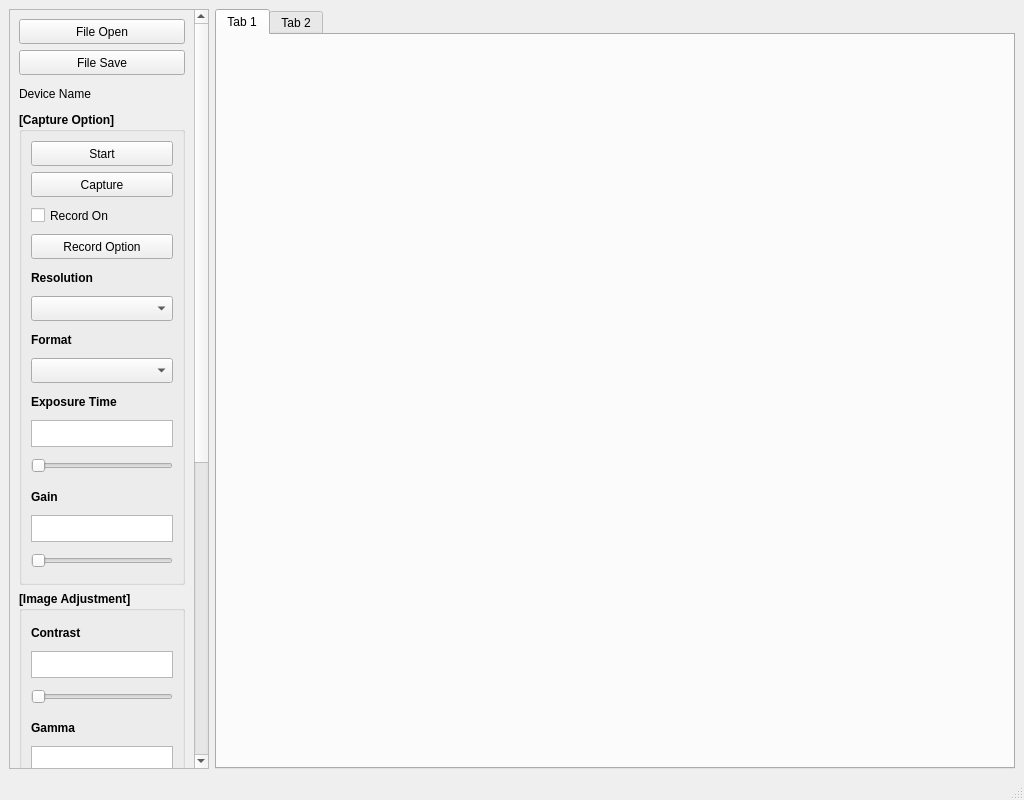
Old version of the form SIMP/mainwindow.ui in the repository iiSM4u/iiSM-SW_public.
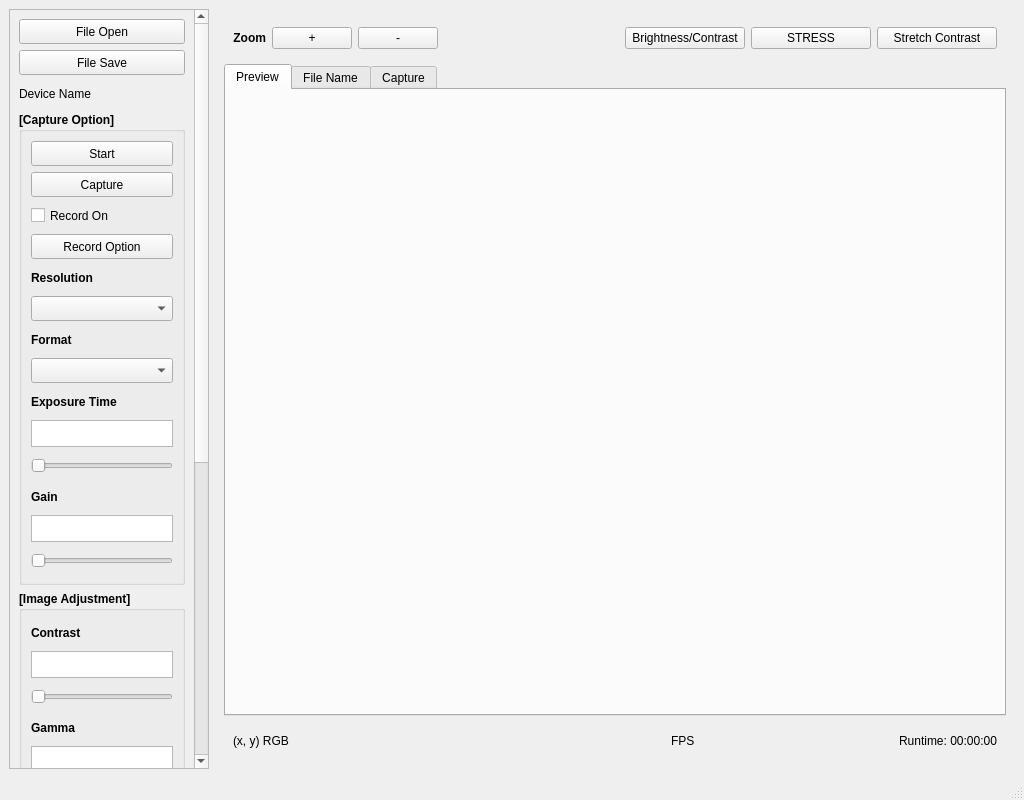
New version of the form.

Commit message: 일단 기본 UI 화면 구성

Diff of the .ui file:
```diff
--- a/SIMP/mainwindow.ui
+++ b/SIMP/mainwindow.ui
@@ -678,17 +678,179 @@
      </widget>
     </item>
     <item>
-     <widget class="QTabWidget" name="tabWidget">
-      <widget class="QWidget" name="tab">
-       <attribute name="title">
-        <string>Tab 1</string>
-       </attribute>
-      </widget>
-      <widget class="QWidget" name="tab_2">
-       <attribute name="title">
-        <string>Tab 2</string>
-       </attribute>
-      </widget>
+     <widget class="QWidget" name="widget" native="true">
+      <layout class="QVBoxLayout" name="verticalLayout_4">
+       <item>
+        <widget class="QWidget" name="widget_2" native="true">
+         <layout class="QHBoxLayout" name="horizontalLayout_2">
+          <item>
+           <widget class="QLabel" name="lbZoom">
+            <property name="font">
+             <font>
+              <bold>true</bold>
+             </font>
+            </property>
+            <property name="text">
+             <string>Zoom</string>
+            </property>
+            <property name="alignment">
+             <set>Qt::AlignRight|Qt::AlignTrailing|Qt::AlignVCenter</set>
+            </property>
+           </widget>
+          </item>
+          <item>
+           <widget class="QPushButton" name="btnZoomIn">
+            <property name="text">
+             <string>+</string>
+            </property>
+           </widget>
+          </item>
+          <item>
+           <widget class="QPushButton" name="btnZoomOut">
+            <property name="text">
+             <string>-</string>
+            </property>
+           </widget>
+          </item>
+          <item>
+           <spacer name="horizontalSpacer">
+            <property name="orientation">
+             <enum>Qt::Horizontal</enum>
+            </property>
+            <property name="sizeHint" stdset="0">
+             <size>
+              <width>40</width>
+              <height>20</height>
+             </size>
+            </property>
+           </spacer>
+          </item>
+          <item>
+           <widget class="QPushButton" name="btnBrightnessContrast">
+            <property name="minimumSize">
+             <size>
+              <width>120</width>
+              <height>0</height>
+             </size>
+            </property>
+            <property name="text">
+             <string>Brightness/Contrast</string>
+            </property>
+           </widget>
+          </item>
+          <item>
+           <widget class="QPushButton" name="btnStress">
+            <property name="minimumSize">
+             <size>
+              <width>120</width>
+              <height>0</height>
+             </size>
+            </property>
+            <property name="text">
+             <string>STRESS</string>
+            </property>
+           </widget>
+          </item>
+          <item>
+           <widget class="QPushButton" name="btnStretchContrast">
+            <property name="minimumSize">
+             <size>
+              <width>120</width>
+              <height>0</height>
+             </size>
+            </property>
+            <property name="text">
+             <string>Stretch Contrast</string>
+            </property>
+           </widget>
+          </item>
+         </layout>
+        </widget>
+       </item>
+       <item>
+        <widget class="QTabWidget" name="tabWidget">
+         <property name="currentIndex">
+          <number>0</number>
+         </property>
+         <widget class="QWidget" name="tabPreview">
+          <attribute name="title">
+           <string>Preview</string>
+          </attribute>
+         </widget>
+         <widget class="QWidget" name="tabFileName">
+          <attribute name="title">
+           <string>File Name</string>
+          </attribute>
+         </widget>
+         <widget class="QWidget" name="tabCapture">
+          <attribute name="title">
+           <string>Capture</string>
+          </attribute>
+         </widget>
+        </widget>
+       </item>
+       <item>
+        <widget class="QWidget" name="widget_3" native="true">
+         <layout class="QHBoxLayout" name="horizontalLayout_3">
+          <item>
+           <widget class="QLabel" name="lbColor">
+            <property name="minimumSize">
+             <size>
+              <width>120</width>
+              <height>0</height>
+             </size>
+            </property>
+            <property name="text">
+             <string>(x, y) RGB</string>
+            </property>
+           </widget>
+          </item>
+          <item>
+           <spacer name="horizontalSpacer_2">
+            <property name="orientation">
+             <enum>Qt::Horizontal</enum>
+            </property>
+            <property name="sizeHint" stdset="0">
+             <size>
+              <width>40</width>
+              <height>20</height>
+             </size>
+            </property>
+           </spacer>
+          </item>
+          <item>
+           <widget class="QLabel" name="lbFPS">
+            <property name="minimumSize">
+             <size>
+              <width>120</width>
+              <height>0</height>
+             </size>
+            </property>
+            <property name="text">
+             <string>FPS</string>
+            </property>
+           </widget>
+          </item>
+          <item>
+           <widget class="QLabel" name="lbRunTime">
+            <property name="minimumSize">
+             <size>
+              <width>200</width>
+              <height>0</height>
+             </size>
+            </property>
+            <property name="text">
+             <string>Runtime: 00:00:00</string>
+            </property>
+            <property name="alignment">
+             <set>Qt::AlignRight|Qt::AlignTrailing|Qt::AlignVCenter</set>
+            </property>
+           </widget>
+          </item>
+         </layout>
+        </widget>
+       </item>
+      </layout>
      </widget>
     </item>
    </layout>
```
